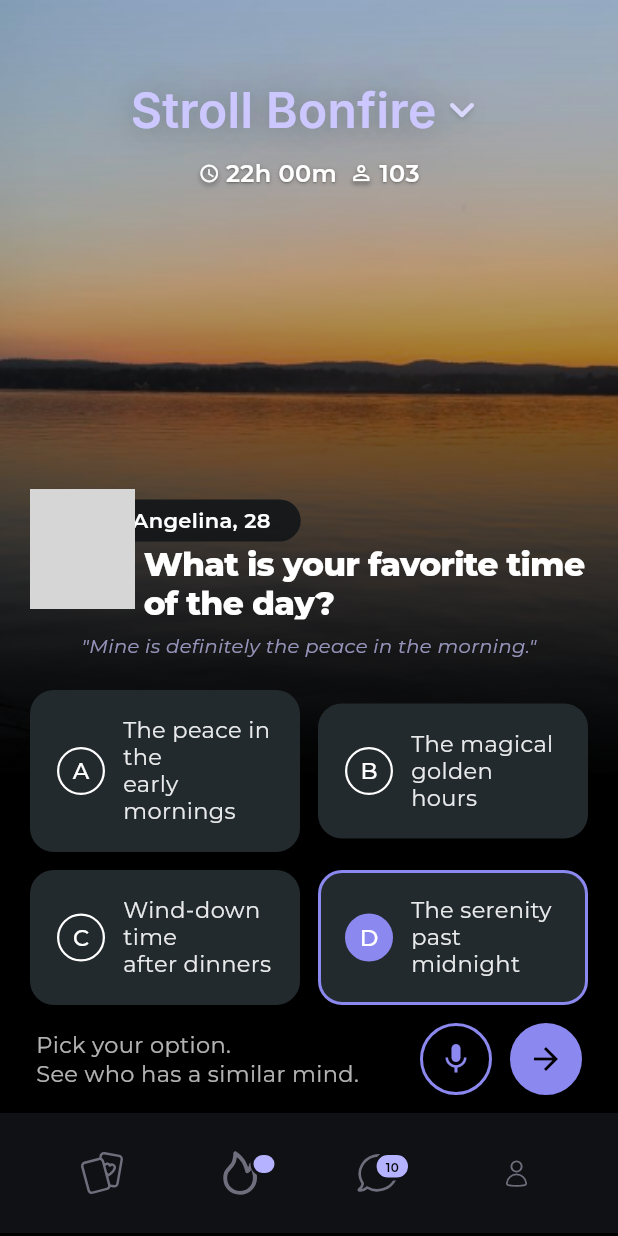
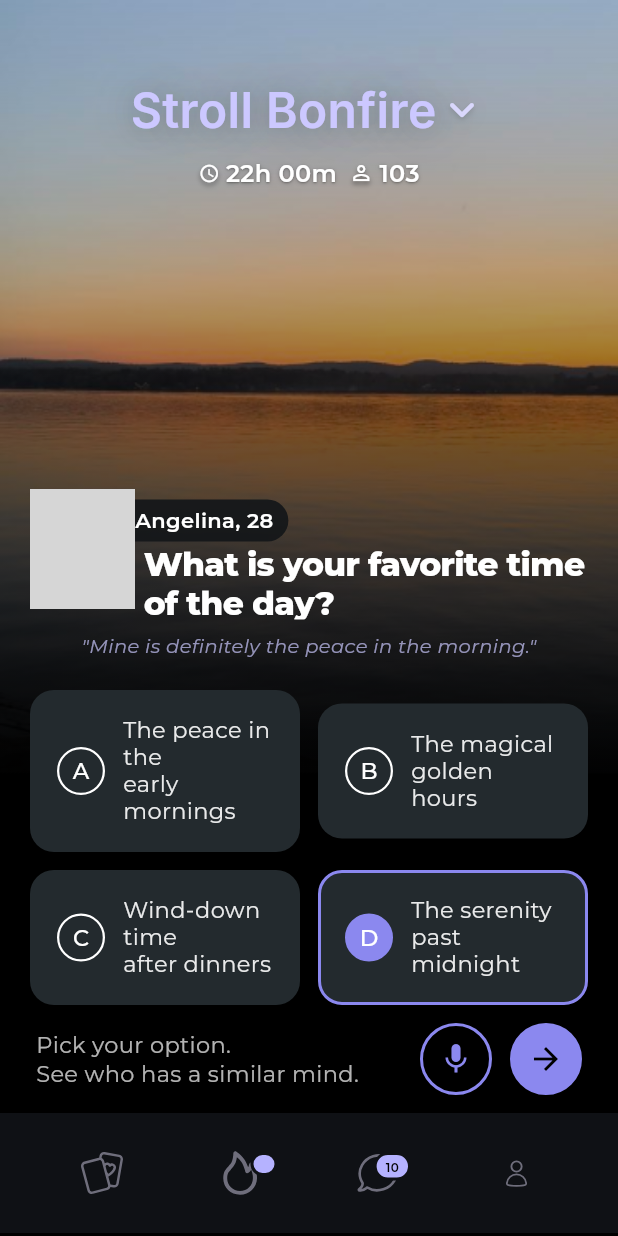
Before and after one commit to ikrishnag/bonfire-ui, a Flutter app: the screen it shows after launch, on a phone screen of 412 x 824 dp. Run offline on Flutter 3.47's test engine with Material 3 defaults, Android fonts, the phone set to English and light mode, and no system bars; our stand-ins replace flutter_svg, google_fonts; grey boxes are pictures that could not be loaded.

Commit message:
feat: update padding and text formatting in ProfileQuestion widget for improved layout

```diff
--- a/lib/presentation/widgets/profile_section.dart
+++ b/lib/presentation/widgets/profile_section.dart
@@ -13,13 +13,13 @@ class ProfileQuestion extends StatelessWidget {
             left: 40,
             top: 40,
             child: Container(
-              padding: const EdgeInsets.symmetric(horizontal: 20, vertical: 4),
+              padding: const EdgeInsets.only(left: 30, right: 10, top: 4, bottom: 4),
               decoration: BoxDecoration(
                 color: const Color.fromRGBO(18, 21, 24, 0.9),
                 borderRadius: BorderRadius.circular(20),
               ),
               child: const Text(
-                '  Angelina, 28',
+                'Angelina, 28',
                 style: TextStyle(
                   fontSize: 14,
                   fontWeight: FontWeight.w600,
```
